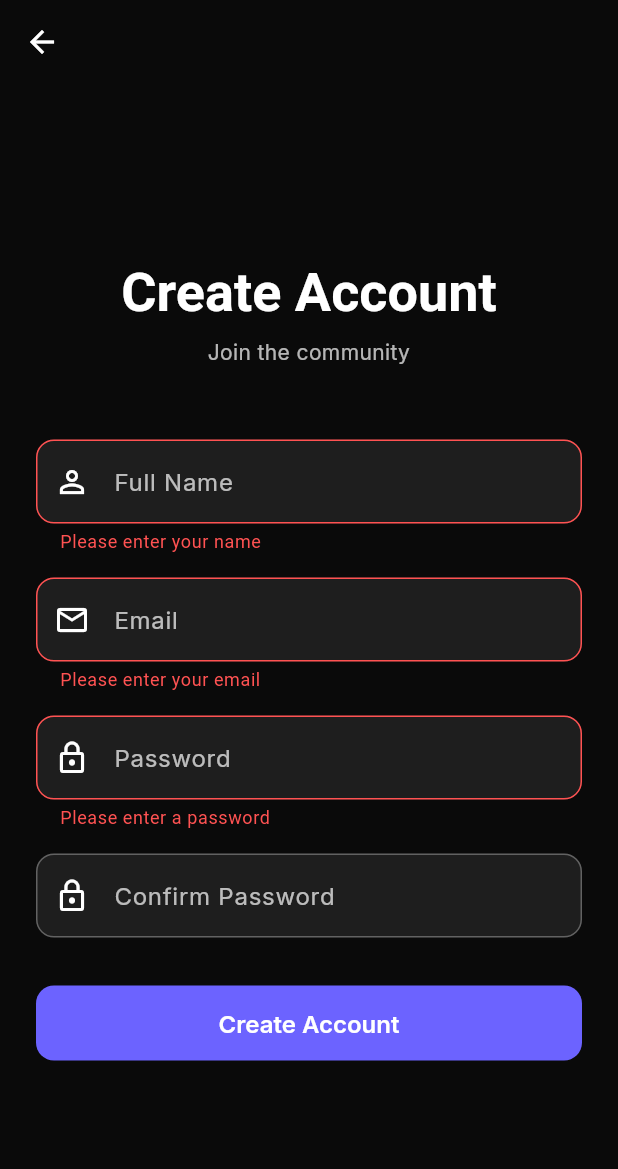
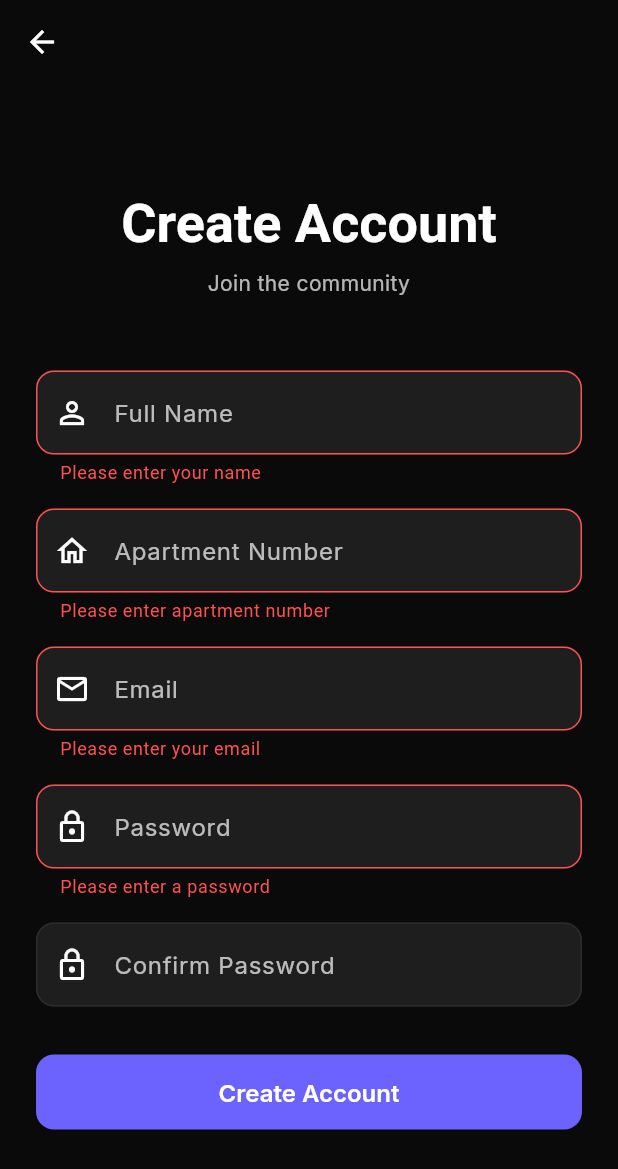
Before and after one commit to kalviumcommunity/S51-0126-greycoders-fluuter-nodejs-dart-firebase-spaceCheck, a Flutter app: the SignupScreen screen opened directly, after a tap on "Create Account", on a phone screen of 412 x 824 dp. Shown: the top 1169 px of the screen. Run offline on Flutter 3.47's test engine with Material 3 defaults, Android fonts, the phone set to English and light mode, and no system bars; our stand-ins replace cloud_firestore, firebase_auth, firebase_core, google_fonts; accounts and stored records are empty.

Commit message:
feat: refactor auth to use database service and add apartment number

```diff
--- a/lib/screens/auth/signup_screen.dart
+++ b/lib/screens/auth/signup_screen.dart
@@ -1,6 +1,7 @@
 import 'package:flutter/material.dart';
 import '../../utils/app_colors.dart';
 import '../../widgets/primary_button.dart';
+import '../../services/database_service.dart';
 
 class SignupScreen extends StatefulWidget {
   const SignupScreen({super.key});
@@ -12,6 +13,7 @@ class SignupScreen extends StatefulWidget {
 class _SignupScreenState extends State<SignupScreen> {
   final _formKey = GlobalKey<FormState>();
   final _nameController = TextEditingController();
+  final _apartmentController = TextEditingController();
   final _emailController = TextEditingController();
   final _passwordController = TextEditingController();
   final _confirmPasswordController = TextEditingController();
@@ -21,16 +23,28 @@ class _SignupScreenState extends State<SignupScreen> {
     if (_formKey.currentState!.validate()) {
       setState(() => _isLoading = true);
 
-      // Simulate network request
-      await Future.delayed(const Duration(seconds: 2));
+      try {
+        await DatabaseService().createUser(
+          name: _nameController.text.trim(),
+          email: _emailController.text.trim(),
+          password: _passwordController.text.trim(),
+          apartmentNumber: _apartmentController.text.trim(),
+        );
 
         if (mounted) {
           setState(() => _isLoading = false);
-        // Go back to login or dashboard
           Navigator.pop(context);
           ScaffoldMessenger.of(context).showSnackBar(
             const SnackBar(content: Text('Account created! Please login.')),
           );
+        }
+      } catch (e) {
+        if (mounted) {
+          setState(() => _isLoading = false);
+          ScaffoldMessenger.of(context).showSnackBar(
+            SnackBar(content: Text('Error: ${e.toString()}')),
+          );
+        }
       }
     }
   }
@@ -79,17 +93,27 @@ class _SignupScreenState extends State<SignupScreen> {
                       border: OutlineInputBorder(
                         borderRadius: BorderRadius.circular(12),
                       ),
-                      enabledBorder: OutlineInputBorder(
+                    ),
+                    validator: (value) {
+                      if (value == null || value.isEmpty) return 'Please enter your name';
+                      return null;
+                    },
+                  ),
+                  const SizedBox(height: 16),
+
+                  // Apartment Number Field (Added)
+                  TextFormField(
+                    controller: _apartmentController,
+                    style: const TextStyle(color: AppColors.textPrimary),
+                    decoration: InputDecoration(
+                      labelText: 'Apartment Number',
+                      prefixIcon: const Icon(Icons.home_outlined),
+                      border: OutlineInputBorder(
                         borderRadius: BorderRadius.circular(12),
-                        borderSide: BorderSide(
-                          color: AppColors.textSecondary.withOpacity(0.3),
-                        ),
                       ),
                     ),
                     validator: (value) {
-                      if (value == null || value.isEmpty) {
-                        return 'Please enter your name';
-                      }
+                      if (value == null || value.isEmpty) return 'Please enter apartment number';
                       return null;
                     },
                   ),
@@ -106,17 +130,9 @@ class _SignupScreenState extends State<SignupScreen> {
                       border: OutlineInputBorder(
                         borderRadius: BorderRadius.circular(12),
                       ),
-                      enabledBorder: OutlineInputBorder(
-                        borderRadius: BorderRadius.circular(12),
-                        borderSide: BorderSide(
-                          color: AppColors.textSecondary.withOpacity(0.3),
-                        ),
-                      ),
                     ),
                     validator: (value) {
-                      if (value == null || value.isEmpty) {
-                        return 'Please enter your email';
-                      }
+                      if (value == null || value.isEmpty) return 'Please enter your email';
                       return null;
                     },
                   ),
@@ -133,20 +149,10 @@ class _SignupScreenState extends State<SignupScreen> {
                       border: OutlineInputBorder(
                         borderRadius: BorderRadius.circular(12),
                       ),
-                      enabledBorder: OutlineInputBorder(
-                        borderRadius: BorderRadius.circular(12),
-                        borderSide: BorderSide(
-                          color: AppColors.textSecondary.withOpacity(0.3),
-                        ),
-                      ),
                     ),
                     validator: (value) {
-                      if (value == null || value.isEmpty) {
-                        return 'Please enter a password';
-                      }
-                      if (value.length < 6) {
-                        return 'Password must be at least 6 characters';
-                      }
+                      if (value == null || value.isEmpty) return 'Please enter a password';
+                      if (value.length < 6) return 'Password must be at least 6 characters';
                       return null;
                     },
                   ),
@@ -163,17 +169,9 @@ class _SignupScreenState extends State<SignupScreen> {
                       border: OutlineInputBorder(
                         borderRadius: BorderRadius.circular(12),
                       ),
-                      enabledBorder: OutlineInputBorder(
-                        borderRadius: BorderRadius.circular(12),
-                        borderSide: BorderSide(
-                          color: AppColors.textSecondary.withOpacity(0.3),
-                        ),
-                      ),
                     ),
                     validator: (value) {
-                      if (value != _passwordController.text) {
-                        return 'Passwords do not match';
-                      }
+                      if (value != _passwordController.text) return 'Passwords do not match';
                       return null;
                     },
                   ),
--- a/lib/services/database_service.dart
+++ b/lib/services/database_service.dart
@@ -1,4 +1,6 @@
 import 'package:cloud_firestore/cloud_firestore.dart';
+import 'package:firebase_auth/firebase_auth.dart';
+import '../models/user_model.dart';
 
 class DatabaseService {
   // Singleton pattern
@@ -12,10 +14,43 @@ class DatabaseService {
 
   // Firestore instance
   final FirebaseFirestore _db = FirebaseFirestore.instance;
+  final FirebaseAuth _auth = FirebaseAuth.instance;
 
   // Collection References
   CollectionReference get usersCollection => _db.collection('users');
   CollectionReference get spacesCollection => _db.collection('spaces');
+
+  // Create User
+  Future<void> createUser({
+    required String name,
+    required String email,
+    required String password,
+    required String apartmentNumber,
+  }) async {
+    try {
+      // 1. Create Auth User
+      UserCredential cred = await _auth.createUserWithEmailAndPassword(
+        email: email,
+        password: password,
+      );
+
+      // 2. Create Firestore User Document
+      if (cred.user != null) {
+        UserModel user = UserModel(
+          id: cred.user!.uid,
+          email: email,
+          name: name,
+          apartmentNumber: apartmentNumber,
+          role: 'resident', // Default role
+          // createdAt handled by toMap() if null
+        );
+
+        await usersCollection.doc(user.id).set(user.toMap());
+      }
+    } catch (e) {
+      rethrow; // Pass error to UI
+    }
+  }
 
   // Test Connection method
   Future<void> logConnection() async {
```
Lines whose indentation alone changed are shown as unchanged.
